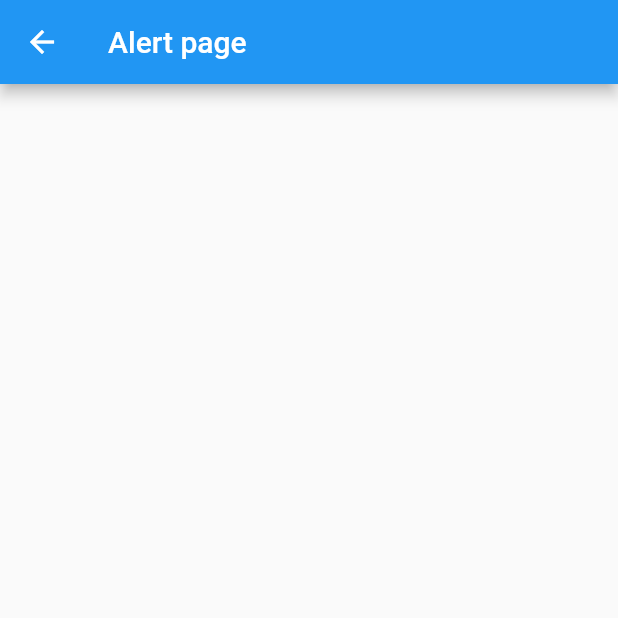
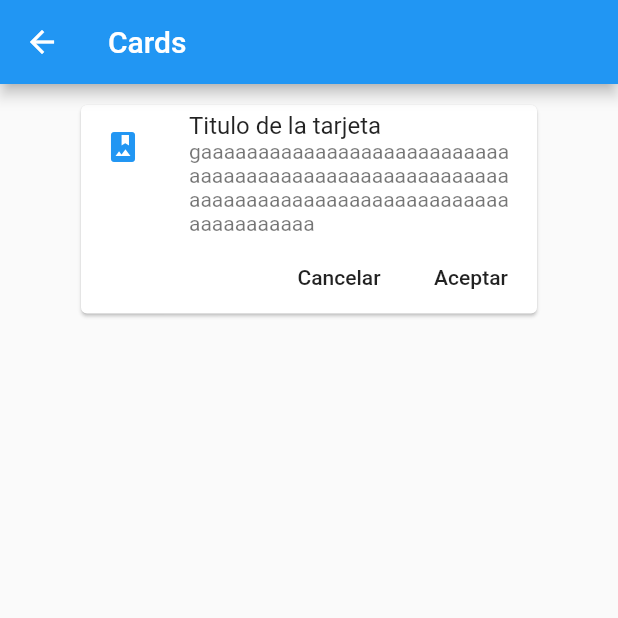
Before and after one commit to OswaldoAH/explorando_widgets, a Flutter app: the screen it shows after launch, after a tap on "Cards - Tarjetas", on a phone screen of 412 x 824 dp, the top half of it. Run offline on Flutter 3.47's test engine with Material 2 defaults, Android fonts, the phone set to English and light mode, and no system bars.

Commit message:
Sé agregó la pantalla para los cards y se configuró un card sencillo

```diff
--- /dev/null
+++ b/lib/src/pages/card_page.dart
@@ -0,0 +1,51 @@
+import 'package:flutter/material.dart';
+
+class CardPage extends StatelessWidget {
+  @override
+  Widget build(BuildContext context) {
+    return Container(
+      child: Scaffold(
+        appBar: AppBar(
+          title: Text('Cards'),
+        ),
+        body: ListView(
+          padding: EdgeInsets.symmetric(
+            horizontal: 50.0,
+            vertical: 10.0,
+          ),
+          children: <Widget>[
+            _cardTipo1(),
+          ],
+        ),
+      ),
+    );
+  }
+
+  Widget _cardTipo1() {
+    return Card(
+      child: Column(
+        children: <Widget>[
+          ListTile(
+            leading: Icon(
+              Icons.photo_album,
+              color: Colors.blue,
+            ),
+            title: Text('Titulo de la tarjeta'),
+            subtitle: Text(
+                'gaaaaaaaaaaaaaaaaaaaaaaaaaaaaaaaaaaaaaaaaaaaaaaaaaaaaaaaaaaaaaaaaaaaaaaaaaaaaaaaaaaaaaaaaaaaaaa'),
+          ),
+          Row(
+            mainAxisAlignment: MainAxisAlignment.end,
+            children: <Widget>[
+              FlatButton(
+                  onPressed: () {},
+                  child: Text('Cancelar'),
+                ),
+              FlatButton(onPressed: () {}, child: Text('Aceptar')),
+            ],
+          )
+        ],
+      ),
+    );
+  }
+}
--- a/lib/src/routes/routes.dart
+++ b/lib/src/routes/routes.dart
@@ -3,11 +3,13 @@ import 'package:flutter/material.dart';
 import 'package:app_ejemplo_widgets/src/pages/home_page.dart';
 import 'package:app_ejemplo_widgets/src/pages/alert_page.dart';
 import 'package:app_ejemplo_widgets/src/pages/avatar_page.dart';
+import 'package:app_ejemplo_widgets/src/pages/card_page.dart';
 
 Map<String, WidgetBuilder> getApplicationRoutes() {
   return <String, WidgetBuilder>{
     '/': (BuildContext context) => HomePage(),
     'alert': (BuildContext context) => AlertPage(),
     'avatar': (BuildContext context) => AvatarPage(),
+    'card' : (BuildContext context) => CardPage(),
   };
 }
```
